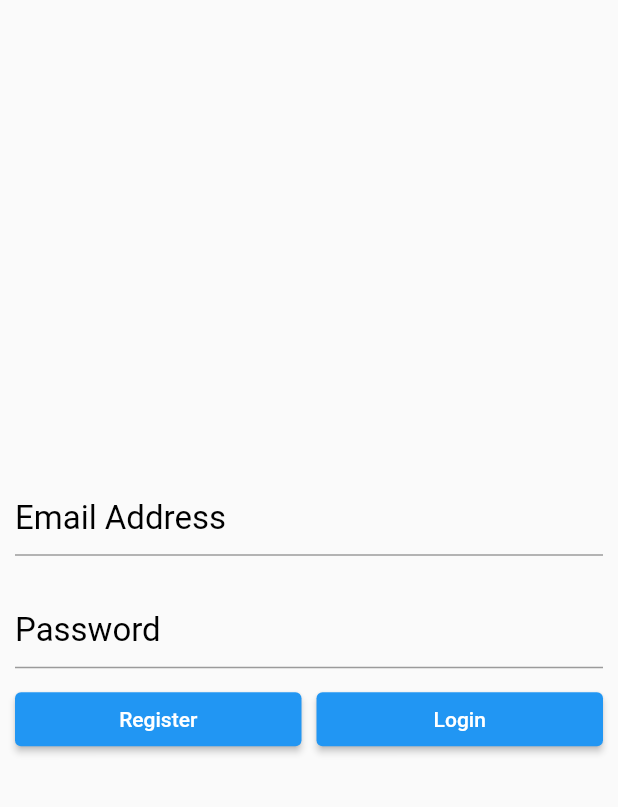
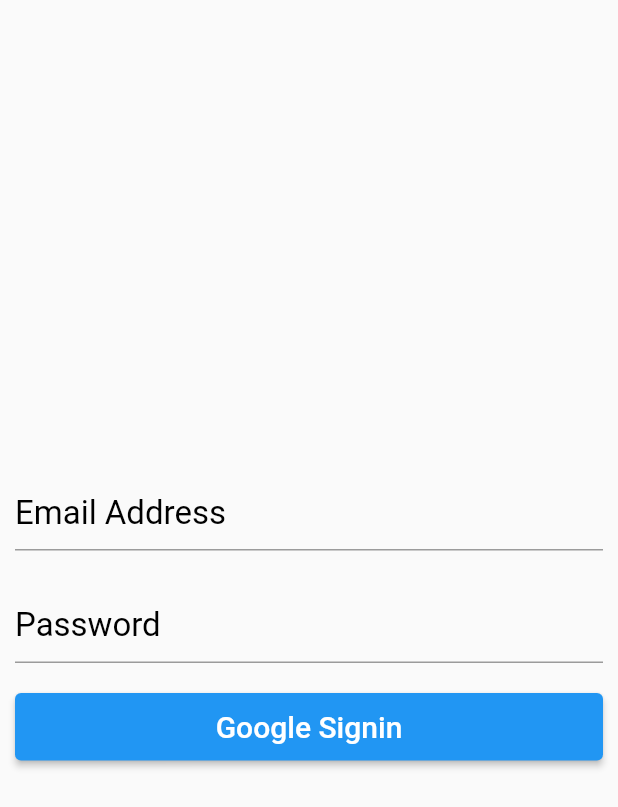
Before and after one commit to HardikThakkar94/YouTube, a Flutter app: the screen it shows after launch, on a phone screen of 412 x 824 dp. Shown: the top 807 px of the screen. Run offline on Flutter 3.47's test engine with Material 2 defaults, Android fonts, the phone set to English and light mode, and no system bars; our stand-ins replace firebase_auth, firebase_core, google_sign_in; accounts and stored records are empty.

Commit message:
Google signin Flutter

```diff
--- a/lib/main.dart
+++ b/lib/main.dart
@@ -1,6 +1,7 @@
 import 'package:firebase_auth/firebase_auth.dart';
 import 'package:firebase_core/firebase_core.dart';
 import "package:flutter/material.dart";
+import 'package:google_sign_in/google_sign_in.dart';
 
 Future<void> main() async {
   WidgetsFlutterBinding.ensureInitialized();
@@ -57,32 +58,24 @@ class FirebaseAuthDemo extends StatelessWidget {
                 ),
               ),
               SizedBox(
-                height: 10,
+                height: 20,
               ),
-              Row(
-                children: [
-                  Expanded(
-                      child: ElevatedButton(
-                          onPressed: () async {
-                            await _firebaseAuth.createUserWithEmailAndPassword(
-                                email: _emailController.text,
-                                password: _passwordController.text);
-                          },
-                          child: Text('Register'))),
-                  SizedBox(
-                    width: 10,
-                  ),
-                  Expanded(
-                      child: ElevatedButton(
-                          onPressed: () async {
-                            await _firebaseAuth
-                                .signInWithEmailAndPassword(
-                                    email: _emailController.text,
-                                    password: _passwordController.text)
-                                .then((value) => print('Login Successful'));
-                          },
-                          child: Text('Login')))
-                ],
+              SizedBox(
+                width: MediaQuery.of(context).size.width,
+                height: 45,
+                child: ElevatedButton(
+                    onPressed: () async {
+                          final GoogleSignInAccount googleUser = await GoogleSignIn().signIn();
+                          final GoogleSignInAuthentication googleAuth = await googleUser.authentication;
+
+                          final GoogleAuthCredential credential = GoogleAuthProvider.credential(accessToken: googleAuth.accessToken, idToken: googleAuth.idToken);
+
+                          await FirebaseAuth.instance.signInWithCredential(credential).then((value) => print('registered'));
+                    },
+                    child: Text('Google Signin', style: TextStyle(fontSize: 20),)),
+              ),
+              SizedBox(
+                width: 10,
               )
             ],
           ),
--- a/pubspec.yaml
+++ b/pubspec.yaml
@@ -25,6 +25,7 @@ dependencies:
     sdk: flutter
   firebase_core: "^1.0.1"
   firebase_auth: "^1.0.1"
+  google_sign_in: "^4.5.1"
 
 
   # The following adds the Cupertino Icons font to your application.
```
Also changed, not shown: pubspec.lock, 1 other file.
